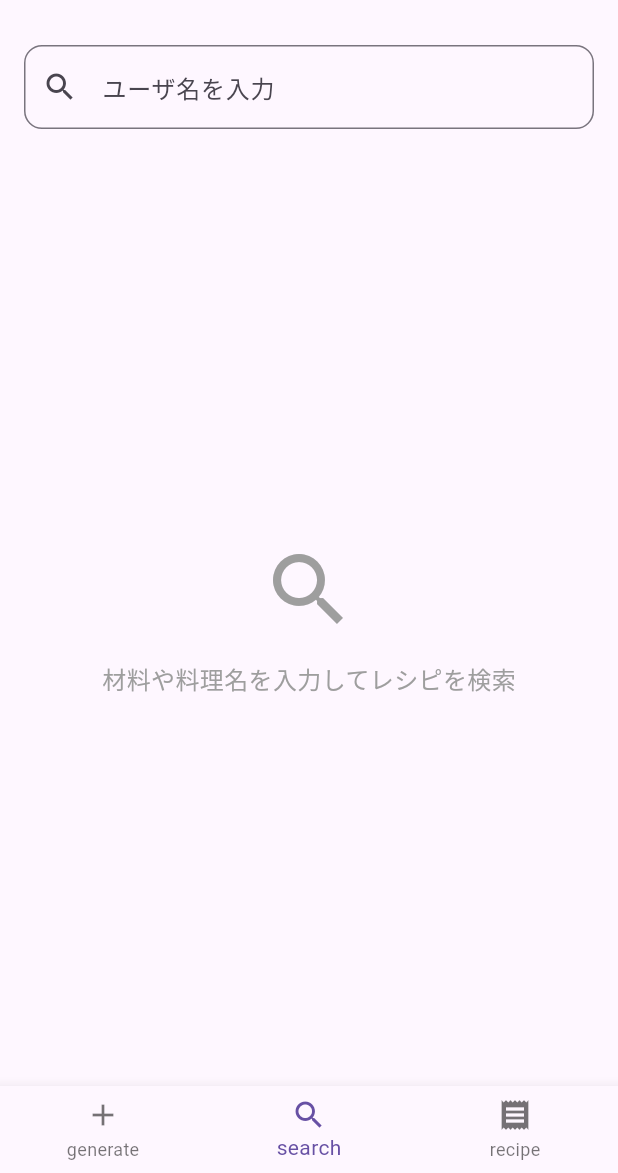
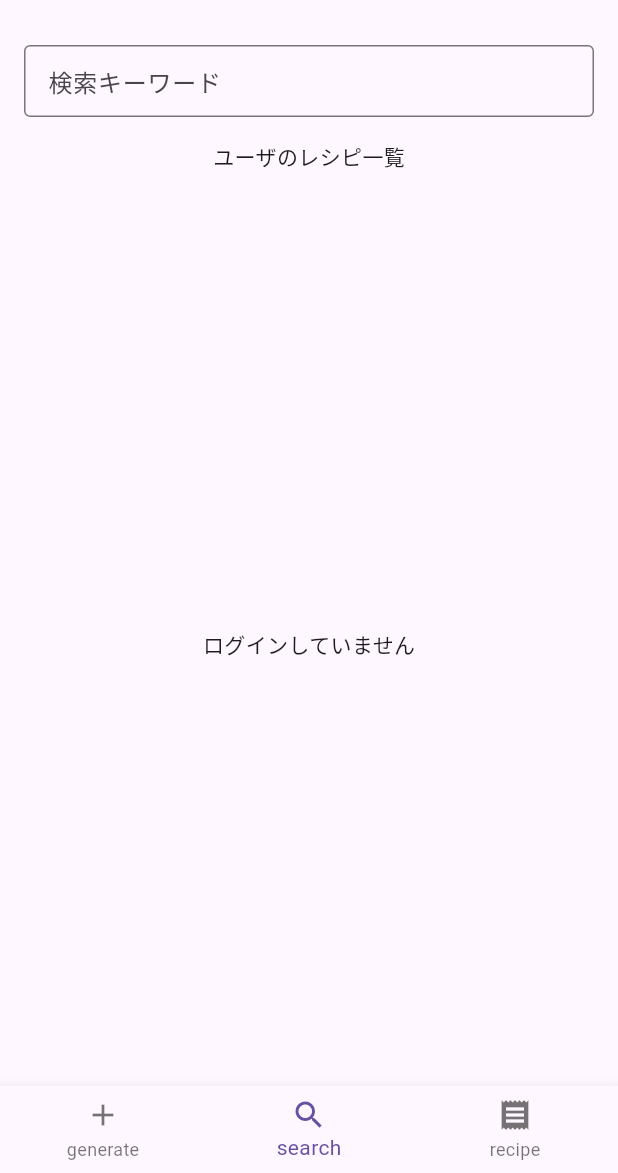
Before and after one commit to yoshiminato/2025_B, a Flutter app: the screen it shows after launch, item 2 of the bottom bar chosen, on a phone screen of 412 x 824 dp, the part 63-1236 px from its top. Run offline on Flutter 3.47's test engine with Material 3 defaults, Android fonts, the phone set to English and light mode, and no system bars; our stand-ins replace cloud_firestore, cloud_functions, firebase_auth, firebase_core, firebase_storage, flutter_hooks and 5 more; accounts and stored records are empty; generated files the repository leaves out were written again.

Commit message:
search_widgetのテスト画面を削除

```diff
--- a/class_2025_b/lib/widgets/search_widget.dart
+++ b/class_2025_b/lib/widgets/search_widget.dart
@@ -1,331 +1,143 @@
+import 'package:class_2025_b/models/recipe_model.dart';
 import 'package:flutter/material.dart';
+import 'package:hooks_riverpod/hooks_riverpod.dart';
 import 'package:flutter_hooks/flutter_hooks.dart';
-import 'package:hooks_riverpod/hooks_riverpod.dart';
-import 'package:class_2025_b/models/recipe_model.dart';
-import 'package:class_2025_b/states/recipe_id_state.dart';
-import 'package:sqflite/sqflite.dart';
+import 'package:class_2025_b/states/user_state.dart';
 import 'package:class_2025_b/services/database_service.dart';
-import 'package:class_2025_b/states/home_state.dart';
 
-class SearchWidget extends HookConsumerWidget {
-  const SearchWidget({super.key});
+class SearchWidget extends HookWidget {
+
+  SearchWidget({super.key});
 
   @override
-  Widget build(BuildContext context, WidgetRef ref) {
+  Widget build(BuildContext context) {
 
-    final searchController = useTextEditingController();
-    final hasResult = useState(false);
-    final isLoading = useState(false);
-    final searchResults = useState<List<Recipe>>([]);
+    // テキストのコントローラ
+    final searchTextController = useTextEditingController();
 
-    final dbService = DatabaseService();
-    // 検索クエリの変更時に検索を実行
+    // テキストの状態管理
+    final searchTextState = useState<String>("");
 
+    // 検索結果有無による表示変更のための状態管理
+    final hasSearchResult = useState<bool>(false);
+
+    final searchResult = useState<List<Recipe>>([]);
+
+    final searchTextField = TextField(
+      controller: searchTextController,
+      decoration: const InputDecoration(
+        labelText: "検索キーワード",
+        border: OutlineInputBorder(),
+      ),
+      onChanged: (value) {
+        // テキストが変更されたら状態を更新
+        searchTextState.value = value;
+      },
+      onSubmitted: (value) {
+        // 検索処理をsearchTextStateの値を使ってsearchResultに格納
+        hasSearchResult.value = true; // 検索結果があるかどうかのフラグを初期化
+      },
+    );
+
+    final searchTextFieldContainer = Container(
+      padding: const EdgeInsets.all(16.0),
+      width: double.infinity,
+      height: 80,
+      child: searchTextField,
+    );
+
+    // 検索ボックスとコンテンツを並べて返す
     return Column(
       children: [
-        // 検索バー
-        Padding(
-          padding: const EdgeInsets.all(16.0),
-          child: TextField(
-            controller: searchController,
-            decoration: InputDecoration(
-              hintText: "ユーザ名を入力",
-              prefixIcon: const Icon(Icons.search),
-              suffixIcon: searchController.text.isNotEmpty
-                  ? IconButton(
-                      icon: const Icon(Icons.clear),
-                      onPressed: () {
-                        searchController.clear();
-                        hasResult.value = false;
-                        searchResults.value = [];
-                      },
-                    )
-                  : null,
-              border: OutlineInputBorder(
-                borderRadius: BorderRadius.circular(12),
-              ),
-            ),
-            onSubmitted: (value) async{
-              isLoading.value = true;
-              hasResult.value = true;
-              try {
-                searchResults.value = await dbService.getUsersRecipes(value);
-              } catch (e) {
-                searchResults.value = [];
-              } finally {
-                isLoading.value = false;
-              }
-            },
-          ),
-
-        ),
-
-
-        // 検索結果表示エリア
+        searchTextFieldContainer,
+        // 検索結果がある場合はSearchResultWidgetを表示
         Expanded(
-          child: _buildSearchResults(
-            hasResult: hasResult.value,
-            isLoading: isLoading.value,
-            searchResults: searchResults.value,
-            searchQuery: searchController.text,
-            ref: ref,
-          ),
-        ),
-      ],
-    );
-  }
-
-  Widget _buildSearchResults({
-    required bool hasResult,
-    required bool isLoading,
-    required List<Recipe> searchResults,
-    required String searchQuery,
-    required WidgetRef ref,
-  }) {
-    if (isLoading) {
-      return const Center(child: CircularProgressIndicator());
-    }
-
-    if (!hasResult) {
-      return const Center(
-        child: Column(
-          mainAxisAlignment: MainAxisAlignment.center,
-          children: [
-            Icon(
-              Icons.search,
-              size: 64,
-              color: Colors.grey,
-            ),
-            SizedBox(height: 16),
-            Text(
-              "材料や料理名を入力してレシピを検索",
-              style: TextStyle(
-                fontSize: 16,
-                color: Colors.grey,
-              ),
-            ),
-          ],
-        ),
-      );
-    }
-
-    if (searchResults.isEmpty) {
-      return Center(
-        child: Column(
-          mainAxisAlignment: MainAxisAlignment.center,
-          children: [
-            Icon(
-              Icons.restaurant_menu,
-              size: 64,
-              color: Colors.grey[400],
-            ),
-            const SizedBox(height: 16),
-            Text(
-              "「$searchQuery」に一致するレシピが見つかりませんでした",
-              style: TextStyle(
-                fontSize: 16,
-                color: Colors.grey[600],
-              ),
-            ),
-          ],
-        ),
-      );
-    }
-
-    // レシピリストの表示
-    return ListView.builder(
-      itemCount: searchResults.length,
-      padding: const EdgeInsets.all(8.0),
-      itemBuilder: (context, index) {
-        final recipe = searchResults[index];
-        return _buildRecipeItem(recipe, ref);
-      },
-    );
-  }
-
-  Widget _buildRecipeItem(Recipe recipe, WidgetRef ref) {
-    return Card(
-      margin: const EdgeInsets.symmetric(horizontal: 8.0, vertical: 4.0),
-      elevation: 2,
-      child: InkWell(
-        onTap: () {
-          if (recipe.id != null) {
-            ref.read(recipeIdProvider.notifier).state = recipe.id!;
-            // レシピの詳細画面に遷移
-            final contentNotifier = ref.read(currentContentTypeProvider.notifier);
-            contentNotifier.state = ContentType.recipe;
-
-          }
-        },
-        borderRadius: BorderRadius.circular(8),
-        child: Padding(
-          padding: const EdgeInsets.all(16.0),
-          child: Row(
-            crossAxisAlignment: CrossAxisAlignment.start,
-            children: [
-              // レシピ画像
-              _buildRecipeImage(recipe),
-              const SizedBox(width: 16),
-
-              // レシピ情報
-              Expanded(
-                child: _buildRecipeInfo(recipe),
-              ),
-
-              // 統計情報
-              _buildRecipeStats(recipe),
-            ],
-          ),
-        ),
-      ),
-    );
-  }
-
-  Widget _buildRecipeImage(Recipe recipe) {
-    return ClipRRect(
-      borderRadius: BorderRadius.circular(8),
-      child: Container(
-        width: 80,
-        height: 80,
-        decoration: BoxDecoration(
-          color: Colors.grey[200],
-          borderRadius: BorderRadius.circular(8),
-        ),
-        child: recipe.imageUrl != null && recipe.imageUrl!.isNotEmpty
-            ? Image.network(
-                recipe.imageUrl!,
-                fit: BoxFit.cover,
-                errorBuilder: (context, error, stackTrace) {
-                  return _buildDefaultImage();
-                },
-              )
-            : _buildDefaultImage(),
-      ),
-    );
-  }
-
-  Widget _buildDefaultImage() {
-    return Container(
-      decoration: BoxDecoration(
-        color: Colors.grey[300],
-        borderRadius: BorderRadius.circular(8),
-      ),
-      child: Icon(
-        Icons.restaurant_menu,
-        size: 40,
-        color: Colors.grey[600],
-      ),
-    );
-  }
-
-  Widget _buildRecipeInfo(Recipe recipe) {
-    return Column(
-      crossAxisAlignment: CrossAxisAlignment.start,
-      children: [
-        // レシピタイトル
-        Text(
-          recipe.title,
-          style: const TextStyle(
-            fontSize: 16,
-            fontWeight: FontWeight.bold,
-          ),
-          maxLines: 2,
-          overflow: TextOverflow.ellipsis,
-        ),
-        const SizedBox(height: 4),
-
-        // レシピ説明
-        Text(
-          recipe.description,
-          style: TextStyle(
-            fontSize: 14,
-            color: Colors.grey[600],
-          ),
-          maxLines: 2,
-          overflow: TextOverflow.ellipsis,
-        ),
-        const SizedBox(height: 8),
-
-        // 時間とコスト
-        Row(
-          children: [
-            Icon(
-              Icons.access_time,
-              size: 16,
-              color: Colors.grey[600],
-            ),
-            const SizedBox(width: 4),
-            Text(
-              recipe.time,
-              style: TextStyle(
-                fontSize: 12,
-                color: Colors.grey[600],
-              ),
-            ),
-            const SizedBox(width: 16),
-            Icon(
-              Icons.attach_money,
-              size: 16,
-              color: Colors.grey[600],
-            ),
-            const SizedBox(width: 4),
-            Text(
-              recipe.cost,
-              style: TextStyle(
-                fontSize: 12,
-                color: Colors.grey[600],
-              ),
-            ),
-          ],
-        ),
-      ],
-    );
-  }
-
-  Widget _buildRecipeStats(Recipe recipe) {
-    return Column(
-      children: [
-        // いいね数
-        Row(
-          mainAxisSize: MainAxisSize.min,
-          children: [
-            Icon(
-              Icons.favorite,
-              size: 16,
-              color: Colors.red[400],
-            ),
-            const SizedBox(width: 4),
-            Text(
-              recipe.likeCount.toString(),
-              style: const TextStyle(
-                fontSize: 12,
-                fontWeight: FontWeight.bold,
-              ),
-            ),
-          ],
-        ),
-        const SizedBox(height: 8),
-
-        // レビュー数
-        Row(
-          mainAxisSize: MainAxisSize.min,
-          children: [
-            Icon(
-              Icons.rate_review,
-              size: 16,
-              color: Colors.blue[400],
-            ),
-            const SizedBox(width: 4),
-            Text(
-              recipe.reviewCount.toString(),
-              style: const TextStyle(
-                fontSize: 12,
-                fontWeight: FontWeight.bold,
-              ),
-            ),
-          ],
+          child: hasSearchResult.value
+          ?
+          SearchResultWidget(searchResult: searchResult.value)
+          :
+          DefaultSearchWidget(),
         ),
       ],
     );
   }
 }
+
+class DefaultSearchWidget extends ConsumerWidget {
+  const DefaultSearchWidget({super.key});
+
+  @override
+  Widget build(BuildContext context, WidgetRef ref) {
+
+    return UsersRecipesWidget();
+  }
+}
+
+class UsersRecipesWidget extends ConsumerWidget {
+  const UsersRecipesWidget({super.key});
+
+  @override
+  Widget build(BuildContext context, WidgetRef ref) {
+
+    final user = ref.watch(userProvider);
+
+    final userId = (user!=null) ? user.uid : null;
+
+    final dbService = DatabaseService();
+
+    late final Widget content;
+
+    // ログインしていない場合
+    if(userId == null) {
+      content = const Center(child: Text("ログインしていません"));
+    }
+    // ログインしている場合
+    else {
+      final futureUsersRecipe = useFuture(dbService.getUsersRecipes(userId));
+
+      if(futureUsersRecipe.connectionState == ConnectionState.waiting) {
+        content = const Center(child: CircularProgressIndicator());
+      }
+      else if(futureUsersRecipe.hasError) {
+        content = Center(child: Text("Error: ${futureUsersRecipe.error}"));
+      }
+      else if(futureUsersRecipe.hasData && futureUsersRecipe.data!.isNotEmpty) {
+        final recipes = futureUsersRecipe.data!;
+        content = ListView.builder(
+          itemCount: recipes.length,
+          itemBuilder: (context, index) {
+            final recipe = recipes[index];
+            // レシピのリスト表示部分　レイアウトは要検討
+            return ListTile(
+              title: Text(recipe.title),
+              subtitle: Text(recipe.description),
+            );
+          },
+        );
+      }
+      else {
+        content = const Center(child: Text("ユーザの作成したレシピが見つかりませんでした"));
+      }
+    }
+    return Column(
+      children: [
+        Text("ユーザのレシピ一覧"),
+        SizedBox(height: 20),
+        Expanded(child: content),
+      ],
+    );
+  }
+}
+
+class SearchResultWidget extends StatelessWidget {
+  const SearchResultWidget({super.key, required this.searchResult});
+
+  final List<Recipe> searchResult;
+
+  @override
+  Widget build(BuildContext context) {
+    return Center(
+      child: Text("検索結果"),
+    );
+  }
+}
```
